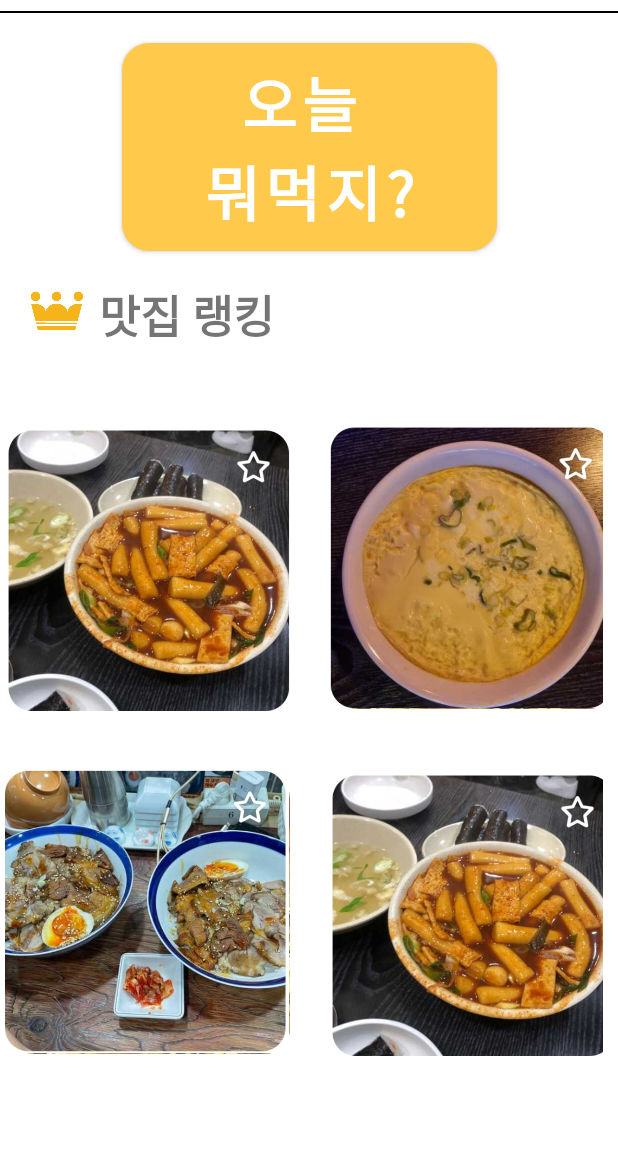
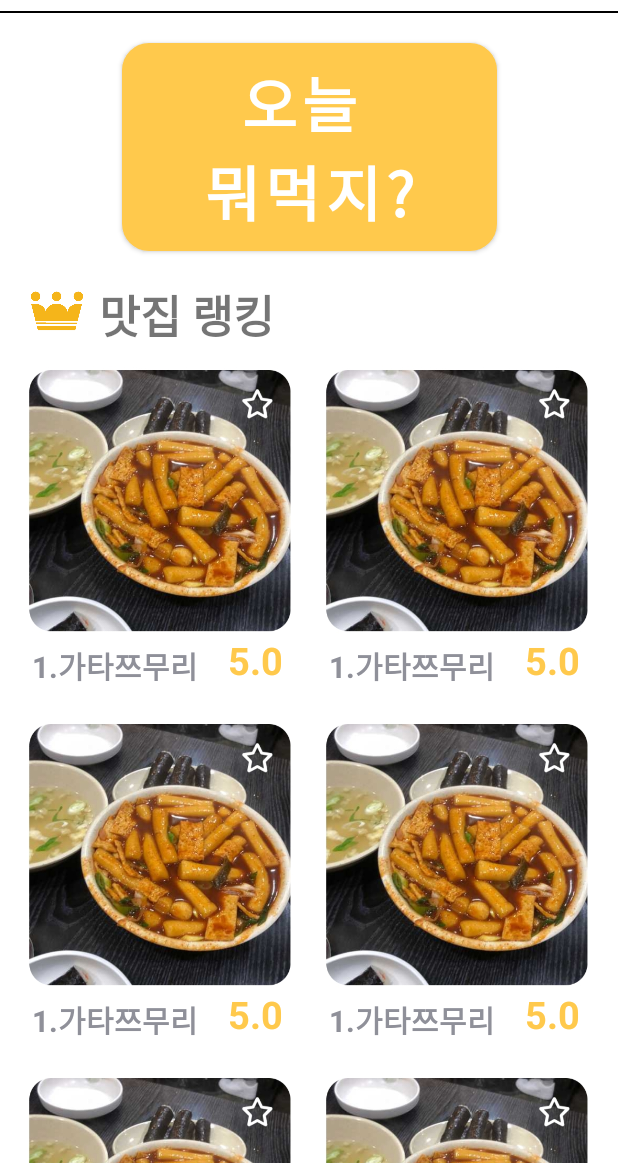
Before and after one commit to changkiyun/ProjectPickALunch, an Android app: the screen it shows after launch (MainActivity), on a phone screen of 412 x 824 dp, the part 73-1236 px from its top. Run offline under Robolectric (Android 15) with nearby library versions, the phone set to English and light mode, and no system bars.

Commit message:
메인화면　패키지생성

```diff
--- a/app/src/main/AndroidManifest.xml
+++ b/app/src/main/AndroidManifest.xml
@@ -10,7 +10,7 @@
         android:supportsRtl="true"
         android:theme="@style/Theme.ProjectPickALunch">
         <activity
-            android:name=".MainActivity"
+            android:name=".Main.MainActivity"
             android:exported="true">
             <intent-filter>
                 <action android:name="android.intent.action.MAIN" />
@@ -18,7 +18,7 @@
                 <category android:name="android.intent.category.LAUNCHER" />
             </intent-filter>
         </activity>
-        <activity android:name=".Sickdang_Jeongbo"/>
+        <activity android:name=".restorant_info.Sickdang_Jeongbo"/>
     </application>
 
 </manifest>
--- /dev/null
+++ b/app/src/main/java/com/example/projectpickalunch/Main/MainActivity.java
@@ -0,0 +1,59 @@
+package com.example.projectpickalunch.Main;
+
+import androidx.appcompat.app.AppCompatActivity;
+
+import android.content.Intent;
+import android.os.Bundle;
+import android.view.View;
+import android.widget.AdapterView;
+import android.widget.GridView;
+
+import com.example.projectpickalunch.R;
+import com.example.projectpickalunch.restorant_info.Sickdang_Jeongbo;
+
+public class MainActivity extends AppCompatActivity {
+    //그리드뷰
+
+    Integer[] sampleImage = {R.drawable.sample_image1, R.drawable.sample_image2,R.drawable.sample_image3,
+            R.drawable.sample_image4,R.drawable.sample_image5, R.drawable.sample_image6,R.drawable.sample_image1, R.drawable.sample_image2,R.drawable.sample_image3,
+            R.drawable.sample_image4,R.drawable.sample_image5, R.drawable.sample_image6,R.drawable.sample_image1, R.drawable.sample_image2,R.drawable.sample_image3,
+            R.drawable.sample_image4,R.drawable.sample_image5, R.drawable.sample_image6};
+
+    @Override
+    protected void onCreate(Bundle savedInstanceState) {
+        super.onCreate(savedInstanceState);
+        setContentView(R.layout.activity_main);
+
+        //메인화면 그리드뷰
+        GridView mainGridView = (GridView) findViewById(R.id.main_grid_view);
+        MainGridAdapter mainGridAdapter = new MainGridAdapter(this);
+
+        //아이템 추가
+        mainGridAdapter.addItem(new MainGridItem("1.가타쯔무리", "5.0", R.drawable.sample_image1));
+        mainGridAdapter.addItem(new MainGridItem("1.가타쯔무리", "5.0", R.drawable.sample_image1));
+        mainGridAdapter.addItem(new MainGridItem("1.가타쯔무리", "5.0", R.drawable.sample_image1));
+        mainGridAdapter.addItem(new MainGridItem("1.가타쯔무리", "5.0", R.drawable.sample_image1));
+        mainGridAdapter.addItem(new MainGridItem("1.가타쯔무리", "5.0", R.drawable.sample_image1));
+        mainGridAdapter.addItem(new MainGridItem("1.가타쯔무리", "5.0", R.drawable.sample_image1));
+        mainGridAdapter.addItem(new MainGridItem("1.가타쯔무리", "5.0", R.drawable.sample_image1));
+        mainGridAdapter.addItem(new MainGridItem("1.가타쯔무리", "5.0", R.drawable.sample_image1));
+        mainGridAdapter.addItem(new MainGridItem("1.가타쯔무리", "5.0", R.drawable.sample_image1));
+        mainGridAdapter.addItem(new MainGridItem("1.가타쯔무리", "5.0", R.drawable.sample_image1));
+        mainGridAdapter.addItem(new MainGridItem("1.가타쯔무리", "5.0", R.drawable.sample_image1));
+
+        //어텝터 설정
+        mainGridView.setAdapter(mainGridAdapter);
+
+        //그리드뷰 리스너
+        mainGridView.setOnItemClickListener(new AdapterView.OnItemClickListener() {
+            @Override
+            public void onItemClick(AdapterView<?> adapterView, View view, int i, long l) {
+                Intent intent = new Intent(getApplicationContext(), Sickdang_Jeongbo.class);
+                startActivity(intent);
+            }
+        });
+
+
+
+    }
+}
--- /dev/null
+++ b/app/src/main/java/com/example/projectpickalunch/Main/MainGridAdapter.java
@@ -0,0 +1,61 @@
+package com.example.projectpickalunch.Main;
+
+import android.content.Context;
+import android.view.View;
+import android.view.ViewGroup;
+import android.widget.BaseAdapter;
+
+import java.util.ArrayList;
+
+public class MainGridAdapter extends BaseAdapter {
+        Context context;
+        ArrayList<MainGridItem> mainGridItems = new ArrayList<>();
+
+        //샘플데이터 (삭제예정)
+        Integer[] sampleImage;
+
+        public MainGridAdapter(Context _context){
+            context = _context;
+            sampleImage = ((MainActivity)context).sampleImage;
+        }
+
+    @Override
+    public int getCount() {
+        return mainGridItems.size();
+    }
+
+    @Override
+    public Object getItem(int i) {
+        return null;
+    }
+
+    @Override
+    public long getItemId(int i) {
+        return 0;
+    }
+
+    //사용자 지정 함수
+    public void addItem(MainGridItem item){
+        mainGridItems.add(item);
+    }
+
+    @Override
+    public View getView(int position, View convertView, ViewGroup viewGroup) {
+        MainGridItem_View mainGridItem_view = null;
+        if(convertView == null){
+            mainGridItem_view = new MainGridItem_View(context.getApplicationContext());
+        }
+        else{
+            mainGridItem_view = (MainGridItem_View) convertView;
+        }
+
+        MainGridItem mainGridItem = mainGridItems.get(position);
+        mainGridItem_view.setRestorant_name(mainGridItem.getRestorant_name());
+        mainGridItem_view.setRestorant_score((mainGridItem.getRestorant_score()));
+        mainGridItem_view.setRestorant_image(mainGridItem.getRestorant_image_src());
+
+        return mainGridItem_view;
+
+
+    }
+}
--- /dev/null
+++ b/app/src/main/java/com/example/projectpickalunch/Main/MainGridItem.java
@@ -0,0 +1,37 @@
+package com.example.projectpickalunch.Main;
+
+public class MainGridItem {
+    String restorant_name;
+    String restorant_score;
+    int restorant_image_src;
+
+    public MainGridItem(String name, String score, int imageSrc){
+        restorant_name = name;
+        restorant_score = score;
+        restorant_image_src = imageSrc;
+    }
+
+    public String getRestorant_name() {
+        return restorant_name;
+    }
+
+    public void setRestorant_name(String restorant_name) {
+        this.restorant_name = restorant_name;
+    }
+
+    public String getRestorant_score() {
+        return restorant_score;
+    }
+
+    public void setRestorant_score(String restorant_score) {
+        this.restorant_score = restorant_score;
+    }
+
+    public int getRestorant_image_src() {
+        return restorant_image_src;
+    }
+
+    public void setRestorant_image_src(int restorant_image_src) {
+        this.restorant_image_src = restorant_image_src;
+    }
+}
--- /dev/null
+++ b/app/src/main/java/com/example/projectpickalunch/Main/MainGridItem_View.java
@@ -0,0 +1,48 @@
+package com.example.projectpickalunch.Main;
+
+import android.content.Context;
+import android.util.AttributeSet;
+import android.view.LayoutInflater;
+import android.widget.ImageView;
+import android.widget.TextView;
+
+import androidx.annotation.Nullable;
+import androidx.constraintlayout.widget.ConstraintLayout;
+
+import com.example.projectpickalunch.R;
+
+public class MainGridItem_View extends ConstraintLayout {
+    ImageView restorant_image;
+    TextView restorant_name;
+    TextView restorant_score;
+
+
+    MainGridItem_View(Context context){
+        super(context);
+        init(context);
+    }
+
+    public MainGridItem_View(Context context, @Nullable AttributeSet attrs){
+        super(context, attrs);
+        init(context);
+    }
+
+    public void init(Context context){
+        LayoutInflater inflater = (LayoutInflater) context.getSystemService(Context.LAYOUT_INFLATER_SERVICE);
+        inflater.inflate(R.layout.main_grid_item, this, true);
+        restorant_image = findViewById(R.id.restorant_image);
+        restorant_name = findViewById(R.id.restorant_name);
+        restorant_score = findViewById(R.id.restorant_score);
+    }
+
+    public void setRestorant_image(int resImg){
+        restorant_image.setImageResource(resImg);
+    }
+    public void setRestorant_name(String name){
+        restorant_name.setText(name);
+    }
+    public void setRestorant_score(String score){
+        restorant_score.setText(score);
+    }
+
+}
--- a/app/src/main/java/com/example/projectpickalunch/MainActivity.java
+++ /dev/null
@@ -1,39 +0,0 @@
-package com.example.projectpickalunch;
-
-import androidx.appcompat.app.AppCompatActivity;
-
-import android.content.Intent;
-import android.os.Bundle;
-import android.view.View;
-import android.widget.Button;
-import android.widget.GridView;
-
-public class MainActivity extends AppCompatActivity {
-    //그리드뷰
-
-    Integer[] sampleImage = {R.drawable.sample_image1, R.drawable.sample_image2,R.drawable.sample_image3,
-            R.drawable.sample_image4,R.drawable.sample_image5, R.drawable.sample_image6,R.drawable.sample_image1, R.drawable.sample_image2,R.drawable.sample_image3,
-            R.drawable.sample_image4,R.drawable.sample_image5, R.drawable.sample_image6,R.drawable.sample_image1, R.drawable.sample_image2,R.drawable.sample_image3,
-            R.drawable.sample_image4,R.drawable.sample_image5, R.drawable.sample_image6};
-
-    @Override
-    protected void onCreate(Bundle savedInstanceState) {
-        super.onCreate(savedInstanceState);
-        setContentView(R.layout.activity_main);
-
-        //오늘 뭐먹지 버튼 테스트용 임시 클릭리스너
-        Button whatToEat = (Button) findViewById(R.id.menu_picker);
-        whatToEat.setOnClickListener(new View.OnClickListener() {
-            @Override
-            public void onClick(View view) {
-                Intent intent = new Intent(getApplicationContext(),Sickdang_Jeongbo.class);
-                startActivity(intent);
-            }
-        });
-
-        final GridView mainGridView = (GridView) findViewById(R.id.main_grid_view);
-        //그리드뷰
-        MainGridAdapter mainGridAdapter = new MainGridAdapter(this);
-        mainGridView.setAdapter(mainGridAdapter);
-    }
-}
--- a/app/src/main/java/com/example/projectpickalunch/MainGridAdapter.java
+++ /dev/null
@@ -1,51 +0,0 @@
-package com.example.projectpickalunch;
-
-import android.content.Context;
-import android.view.LayoutInflater;
-import android.view.View;
-import android.view.ViewGroup;
-import android.widget.BaseAdapter;
-import android.widget.Button;
-import android.widget.GridLayout;
-import android.widget.ImageView;
-import android.widget.TextView;
-import android.widget.Toast;
-import java.util.ArrayList;
-
-public class MainGridAdapter extends BaseAdapter {
-        Context context;
-        Integer[] sampleImage;
-        public MainGridAdapter(Context context){
-            this.context = context;
-            sampleImage = ((MainActivity)context).sampleImage;
-        }
-
-    @Override
-    public int getCount() {
-        return sampleImage.length;
-    }
-
-    @Override
-    public Object getItem(int i) {
-        return null;
-    }
-
-    @Override
-    public long getItemId(int i) {
-        return 0;
-    }
-
-
-
-    @Override
-    public View getView(int i, View view, ViewGroup viewGroup) {
-        ImageView imageView = new ImageView(context);
-        imageView.setLayoutParams(new ViewGroup.LayoutParams(300,300));
-        imageView.setScaleType(ImageView.ScaleType.FIT_CENTER);
-        imageView.setPadding(5,5,5,5);
-
-        imageView.setImageResource(sampleImage[i]);
-
-        return imageView;
-    }
-}
--- a/app/src/main/java/com/example/projectpickalunch/RecyclerViewItem.java
+++ b/app/src/main/java/com/example/projectpickalunch/restorant_info/RecyclerViewItem.java
@@ -1,4 +1,4 @@
-package com.example.projectpickalunch;
+package com.example.projectpickalunch.restorant_info;
 
 import android.graphics.drawable.Drawable;
 
--- a/app/src/main/java/com/example/projectpickalunch/Sickdang_Jeongbo.java
+++ b/app/src/main/java/com/example/projectpickalunch/restorant_info/Sickdang_Jeongbo.java
@@ -1,4 +1,4 @@
-package com.example.projectpickalunch;
+package com.example.projectpickalunch.restorant_info;
 
 import androidx.appcompat.app.AppCompatActivity;
 import androidx.core.content.res.ResourcesCompat;
@@ -7,9 +7,10 @@ import androidx.recyclerview.widget.RecyclerView;
 
 import android.graphics.drawable.Drawable;
 import android.os.Bundle;
-import android.util.Log;
 import android.view.View;
 import android.widget.Button;
+
+import com.example.projectpickalunch.R;
 
 import java.util.ArrayList;
 
--- a/app/src/main/res/layout/activity_main.xml
+++ b/app/src/main/res/layout/activity_main.xml
@@ -4,7 +4,7 @@
     xmlns:tools="http://schemas.android.com/tools"
     android:layout_width="match_parent"
     android:layout_height="match_parent"
-    tools:context=".MainActivity">
+    tools:context=".Main.MainActivity">
 
     <!--타이틀바-->
     <androidx.constraintlayout.widget.ConstraintLayout
@@ -125,21 +125,21 @@
     <GridView
         android:id="@+id/main_grid_view"
         android:layout_width="wrap_content"
-        android:layout_height="450sp"
-        android:verticalSpacing="30dp"
-        android:horizontalSpacing="30dp"
-        android:layout_margin="10dp"
+        android:layout_height="wrap_content"
+        android:layout_marginTop="10sp"
+        android:layout_marginLeft="17sp"
+        android:verticalSpacing="20sp"
+        android:horizontalSpacing="-10sp"
         android:numColumns="2"
+        android:gravity="center"
 
-        app:layout_constraintBottom_toBottomOf="parent"
         app:layout_constraintLeft_toLeftOf="parent"
-        app:layout_constraintRight_toRightOf="parent"
         app:layout_constraintTop_toBottomOf="@id/ranking_constraint"
 
         android:scrollbarStyle="insideInset"
         android:verticalScrollbarPosition="right"
-        android:scrollbarSize="10dp"
-        android:scrollbarThumbVertical="@color/purple_500"
+        android:scrollbarSize="5sp"
+        android:scrollbarThumbVertical="@color/mainColor"
         android:scrollbarTrackVertical="@color/white"
         />
 
--- a/app/src/main/res/layout/main_grid_item.xml
+++ b/app/src/main/res/layout/main_grid_item.xml
@@ -1,20 +1,49 @@
 <?xml version="1.0" encoding="utf-8"?>
 <androidx.constraintlayout.widget.ConstraintLayout xmlns:android="http://schemas.android.com/apk/res/android"
+    xmlns:app="http://schemas.android.com/apk/res-auto"
+    xmlns:tools="http://schemas.android.com/tools"
     android:layout_width="match_parent"
-    android:layout_height="match_parent"
-    xmlns:app="http://schemas.android.com/apk/res-auto">
+    android:layout_height="match_parent">
 
+    <!--식당 이미지뷰-->
     <ImageView
-        android:layout_width="wrap_content"
-        android:layout_height="wrap_content"
+        android:id="@+id/restorant_image"
+        android:layout_width="180sp"
+        android:layout_height="180sp"
 
         android:src="@drawable/sample_image"
 
-        app:layout_constraintTop_toTopOf="parent"
-        app:layout_constraintBottom_toBottomOf="parent"
         app:layout_constraintLeft_toLeftOf="parent"
-        app:layout_constraintRight_toRightOf="parent"
-        />
+        app:layout_constraintTop_toTopOf="parent" />
 
+    <!--식당 이름 텍스트뷰-->
+    <TextView
+        android:id="@+id/restorant_name"
+        android:layout_width="wrap_content"
+        android:layout_height="wrap_content"
+        android:layout_marginLeft="4dp"
+        android:layout_marginTop="6dp"
+
+        android:text="1. 가타쯔무리"
+        android:textSize="20sp"
+        android:textStyle="bold"
+
+        app:layout_constraintLeft_toLeftOf="parent"
+        app:layout_constraintTop_toBottomOf="@+id/restorant_image" />
+
+    <!--식당 평점 텍스트뷰-->
+    <TextView
+        android:id="@+id/restorant_score"
+        android:layout_width="wrap_content"
+        android:layout_height="wrap_content"
+        android:layout_marginLeft="20sp"
+
+        android:text="5.0"
+        android:textColor="@color/mainColor"
+        android:textSize="25sp"
+        android:textStyle="bold"
+
+        app:layout_constraintStart_toEndOf="@+id/restorant_name"
+        app:layout_constraintTop_toBottomOf="@+id/restorant_image" />
 
 </androidx.constraintlayout.widget.ConstraintLayout>
--- a/app/src/main/res/values/colors.xml
+++ b/app/src/main/res/values/colors.xml
@@ -7,4 +7,5 @@
     <color name="teal_700">#FF018786</color>
     <color name="black">#FF000000</color>
     <color name="white">#FFFFFFFF</color>
+    <color name="mainColor">#FFC94C</color>
 </resources>
```
Also changed, not shown: app/src/main/java/com/example/projectpickalunch/restorant_info/RecyclerViewAdapter.java (renamed from app/src/main/java/com/example/projectpickalunch/RecyclerViewAdapter.java, +3 -5 lines).
